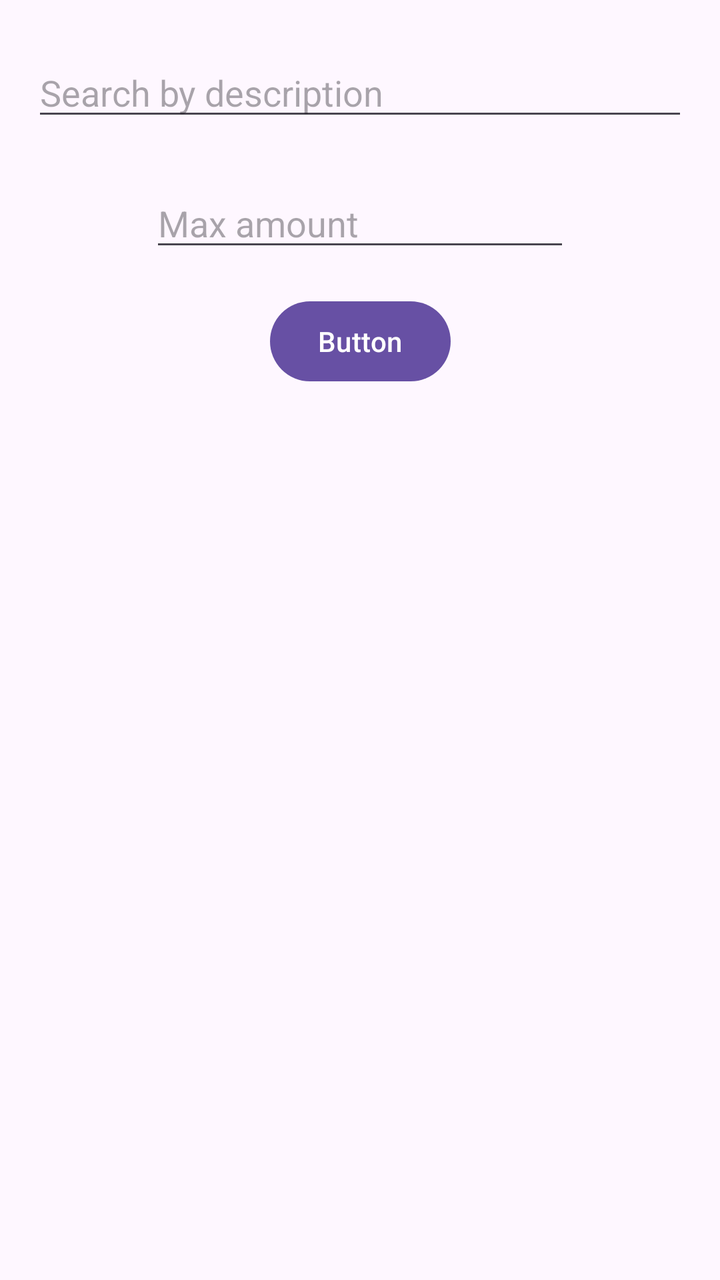
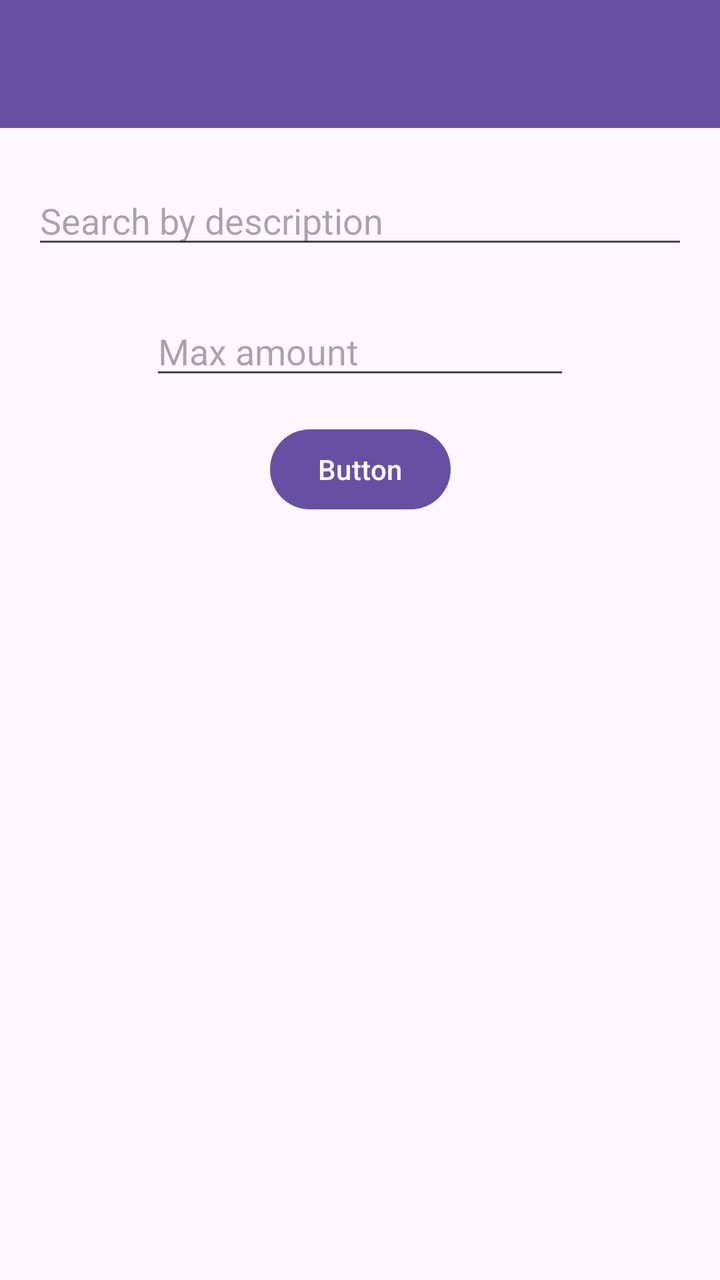

Compare the two renders of this Android layout. The source of the first and the diff that turns it into the second are given below.
<!-- AndroidManifest.xml: application theme Theme.Wx11042 -->
<!-- res/layout/activity_search.xml -->
<?xml version="1.0" encoding="utf-8"?>
<androidx.constraintlayout.widget.ConstraintLayout xmlns:android="http://schemas.android.com/apk/res/android"
    xmlns:app="http://schemas.android.com/apk/res-auto"
    xmlns:tools="http://schemas.android.com/tools"
    android:id="@+id/main"
    android:layout_width="match_parent"
    android:layout_height="match_parent"
    tools:context=".ActivitySearch">

    <EditText
        style="@style/ThemeOverlay.Material3.TextInputEditText"
        android:id="@+id/et_description"
        android:layout_width="0dp"
        android:layout_height="wrap_content"
        android:layout_marginStart="16dp"
        android:layout_marginTop="24dp"
        android:layout_marginEnd="16dp"
        android:ems="10"
        android:inputType="text"
        android:hint="Search by description"
        app:layout_constraintEnd_toEndOf="parent"
        app:layout_constraintStart_toStartOf="parent"
        app:layout_constraintTop_toTopOf="parent" />

    <EditText
        style="@style/ThemeOverlay.Material3.TextInputEditText"
        android:id="@+id/etFilterAmount"
        android:layout_width="wrap_content"
        android:layout_height="wrap_content"
        android:layout_marginTop="24dp"
        android:ems="10"
        android:inputType="number"
        android:hint="Max amount"
        app:layout_constraintEnd_toEndOf="parent"
        app:layout_constraintStart_toStartOf="parent"
        app:layout_constraintTop_toBottomOf="@+id/et_description" />

    <Button
        android:id="@+id/btnSearch"
        android:layout_width="wrap_content"
        android:layout_height="wrap_content"
        android:layout_marginTop="16dp"
        android:text="Button"
        app:layout_constraintEnd_toEndOf="parent"
        app:layout_constraintStart_toStartOf="parent"
        app:layout_constraintTop_toBottomOf="@+id/etFilterAmount" />

    <androidx.recyclerview.widget.RecyclerView
        android:id="@+id/rvFilterdExpanses"
        android:layout_width="match_parent"
        android:layout_height="0dp"
        android:layout_marginStart="8dp"
        android:layout_marginTop="16dp"
        android:layout_marginEnd="8dp"
        app:layout_constraintBottom_toBottomOf="parent"
        app:layout_constraintEnd_toEndOf="parent"
        app:layout_constraintStart_toStartOf="parent"
        app:layout_constraintTop_toBottomOf="@+id/btnSearch" />
</androidx.constraintlayout.widget.ConstraintLayout>
<!-- resources referenced by this layout -->
<resources>
  <style name="Theme.Wx11042" parent="Base.Theme.Wx11042" />
  <style name="Base.Theme.Wx11042" parent="Theme.Material3.DayNight.NoActionBar">
          
          
      </style>
</resources>

<!-- the commit's change to res/layout/activity_search.xml (unified diff, before → after) -->
@@ -6,6 +6,13 @@
     android:layout_width="match_parent"
     android:layout_height="match_parent"
     tools:context=".ActivitySearch">
+
+    <include
+        layout="@layout/toolbar"
+        android:id="@+id/toolbar"
+        app:layout_constraintEnd_toEndOf="parent"
+        app:layout_constraintStart_toStartOf="parent"
+        app:layout_constraintTop_toTopOf="parent" />
 
     <EditText
         style="@style/ThemeOverlay.Material3.TextInputEditText"
@@ -20,7 +27,7 @@
         android:hint="Search by description"
         app:layout_constraintEnd_toEndOf="parent"
         app:layout_constraintStart_toStartOf="parent"
-        app:layout_constraintTop_toTopOf="parent" />
+        app:layout_constraintTop_toBottomOf="@+id/toolbar" />
 
     <EditText
         style="@style/ThemeOverlay.Material3.TextInputEditText"
@@ -57,3 +64,14 @@
         app:layout_constraintStart_toStartOf="parent"
         app:layout_constraintTop_toBottomOf="@+id/btnSearch" />
 </androidx.constraintlayout.widget.ConstraintLayout>
+<!-- res/layout/toolbar.xml (included above) -->
+<?xml version="1.0" encoding="utf-8"?>
+<androidx.appcompat.widget.Toolbar xmlns:android="http://schemas.android.com/apk/res/android"
+    xmlns:app="http://schemas.android.com/apk/res-auto"
+    android:id="@+id/toolbar"
+    android:layout_width="match_parent"
+    android:layout_height="?attr/actionBarSize"
+    android:background="?attr/colorPrimary"
+    android:elevation="4dp"
+    android:theme="@style/ThemeOverlay.AppCompat.Dark.ActionBar"
+    app:popupTheme="@style/ThemeOverlay.AppCompat.Light" />
